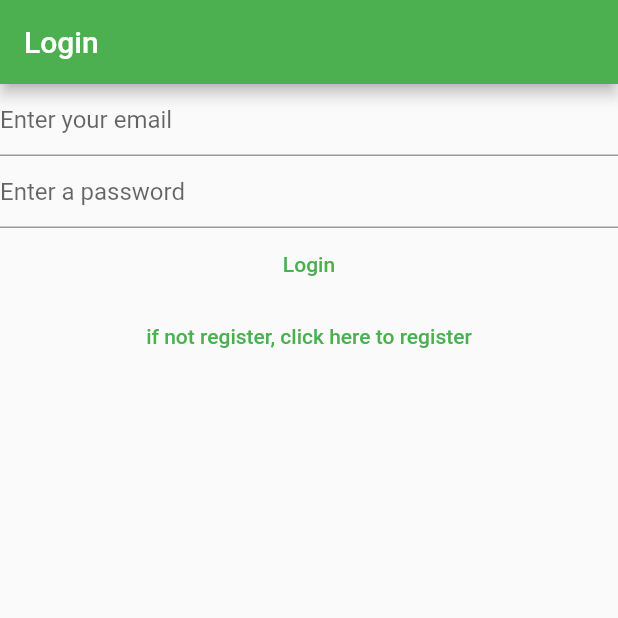
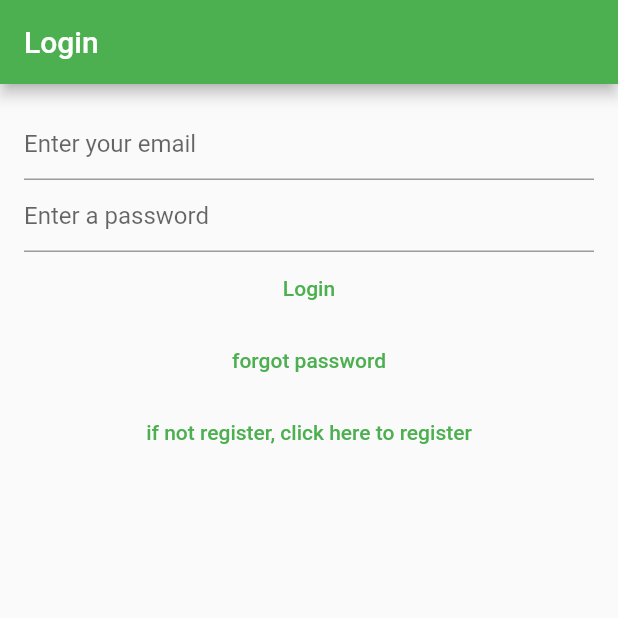
Before and after one commit to JTR03/NotesApp, a Flutter app: the screen it shows after launch, on a phone screen of 412 x 824 dp, the top half of it. Run offline on Flutter 3.47's test engine with Material 2 defaults, Android fonts, the phone set to English and light mode, and no system bars; our stand-ins replace bloc, cloud_firestore, equatable, firebase_auth, firebase_core, flutter_bloc and 1 more; accounts and stored records are empty.

Commit message:
handle reset password and padding

```diff
--- a/lib/main.dart
+++ b/lib/main.dart
@@ -7,6 +7,7 @@ import 'package:mynotes/services/auth/bloc/auth_event.dart';
 import 'package:mynotes/services/auth/bloc/auth_state.dart';
 import 'package:mynotes/services/auth/firebase_auth_provider.dart';
 import 'package:mynotes/views/Register_view.dart';
+import 'package:mynotes/views/forgot_password_view.dart';
 import 'package:mynotes/views/login_view.dart';
 import 'package:mynotes/views/notes/create_update_note_view.dart';
 import 'package:mynotes/views/notes/note_view.dart';
@@ -49,6 +50,8 @@ class Homepage extends StatelessWidget {
         return const VerifiedEmailView();
       } else if (state is AuthStateLoggedOut) {
         return const LoginView();
+      } else if (state is AuthStateForgotPassword) {
+        return const ForgortPasswordView();
       } else if (state is AuthStateRegistering) {
         return const RegisterView();
       } else {
--- a/lib/services/auth/auth_provider.dart
+++ b/lib/services/auth/auth_provider.dart
@@ -14,4 +14,5 @@ abstract class AuthProvider {
   });
   Future<void> logout();
   Future<void> sendEmailVerification();
+  Future<void> sendPasswordReset({required String toEmail});
 }
--- a/lib/services/auth/auth_service.dart
+++ b/lib/services/auth/auth_service.dart
@@ -40,4 +40,8 @@ class AuthService implements AuthProvider {
 
   @override
   Future<void> initialize() => provider.initialize();
+
+  @override
+  Future<void> sendPasswordReset({required String toEmail}) =>
+      provider.sendPasswordReset(toEmail: toEmail);
 }
--- a/lib/services/auth/bloc/auth_event.dart
+++ b/lib/services/auth/bloc/auth_event.dart
@@ -34,3 +34,8 @@ class AuthEventRegister extends AuthEvent {
 class AuthEventShouldRegister extends AuthEvent {
   const AuthEventShouldRegister();
 }
+
+class AuthEventForgotPassword extends AuthEvent {
+  final String? email;
+  const AuthEventForgotPassword({this.email});
+}
--- a/lib/services/auth/bloc/auth_state.dart
+++ b/lib/services/auth/bloc/auth_state.dart
@@ -24,22 +24,34 @@ class AuthStateRegistering extends AuthState {
       : super(isLoading: isLoading);
 }
 
+class AuthStateForgotPassword extends AuthState {
+  final Exception? exception;
+  final bool hasSentEmail;
+
+  const AuthStateForgotPassword({required this.exception,required this.hasSentEmail, required bool isLoading,}) : super(isLoading: isLoading);
+}
+
 class AuthStateLoggedIn extends AuthState {
   final AuthUser user;
-  const AuthStateLoggedIn({required this.user, required bool isLoading,}) : super(isLoading: isLoading);
+  const AuthStateLoggedIn({
+    required this.user,
+    required bool isLoading,
+  }) : super(isLoading: isLoading);
 }
 
 class AuthStateNeedsVerification extends AuthState {
-  const AuthStateNeedsVerification({required bool isLoading}) : super(isLoading: isLoading);
+  const AuthStateNeedsVerification({required bool isLoading})
+      : super(isLoading: isLoading);
 }
 
 class AuthStateLoggedOut extends AuthState with EquatableMixin {
   final Exception? exception;
-  const AuthStateLoggedOut({
-    required this.exception,
-    required bool isLoading,
-    String? loadingText
-  }) : super(isLoading: isLoading, loadingText: loadingText,);
+  const AuthStateLoggedOut(
+      {required this.exception, required bool isLoading, String? loadingText})
+      : super(
+          isLoading: isLoading,
+          loadingText: loadingText,
+        );
 
   @override
   List<Object?> get props => [exception, isLoading];
--- /dev/null
+++ b/lib/utilities/dialogs/password_reset_email_sent_dialog.dart
@@ -0,0 +1,13 @@
+import 'package:flutter/cupertino.dart';
+import 'package:mynotes/utilities/dialogs/generic_dialog.dart';
+
+Future<void> showPasswordResetSentDialog(BuildContext context) {
+  return showGenericDialog<void>(
+    context: context,
+    title: 'Password Reset',
+    content: 'Please check your email to reset password',
+    optionsBuilder: () => {
+      'OK': null,
+    },
+  );
+}
--- a/lib/views/login_view.dart
+++ b/lib/views/login_view.dart
@@ -18,7 +18,6 @@ class _LoginViewState extends State<LoginView> {
   late final TextEditingController _email;
   late final TextEditingController _password;
 
-
   @override
   void initState() {
     _email = TextEditingController();
@@ -38,9 +37,9 @@ class _LoginViewState extends State<LoginView> {
     return BlocListener<AuthBloc, AuthState>(
       listener: (context, state) async {
         if (state is AuthStateLoggedOut) {
-
           if (state.exception is UserNotFoundAuthException) {
-            await showErrorDialog(context, 'User not found');
+            await showErrorDialog(
+                context, 'User with provided credetials not found');
           } else if (state.exception is WrongPasswordAuthException) {
             await showErrorDialog(context, 'Wrong credentials');
           } else if (state.exception is GenericAuthAuthException) {
@@ -52,7 +51,9 @@ class _LoginViewState extends State<LoginView> {
         appBar: AppBar(
           title: const Text('Login'),
         ),
-        body: Column(
+        body: Padding(
+          padding: const EdgeInsets.all(16.0),
+          child: Column(
             children: [
               TextField(
                 controller: _email,
@@ -82,6 +83,13 @@ class _LoginViewState extends State<LoginView> {
               TextButton(
                   onPressed: () {
                     context.read<AuthBloc>().add(
+                          const AuthEventForgotPassword(),
+                        );
+                  },
+                  child: const Text('forgot password')),
+              TextButton(
+                  onPressed: () {
+                    context.read<AuthBloc>().add(
                           const AuthEventShouldRegister(),
                         );
                   },
@@ -89,6 +97,7 @@ class _LoginViewState extends State<LoginView> {
             ],
           ),
         ),
+      ),
     );
   }
 }
```
Also changed, not shown: lib/services/auth/bloc/auth_bloc.dart (+60 -3 lines), lib/services/auth/firebase_auth_provider.dart (+18 -0 lines), lib/views/Register_view.dart (+15 -4 lines), lib/views/forgot_password_view.dart (added, +86 -0 lines), 1 other file. Lines whose indentation alone changed are shown as unchanged.
